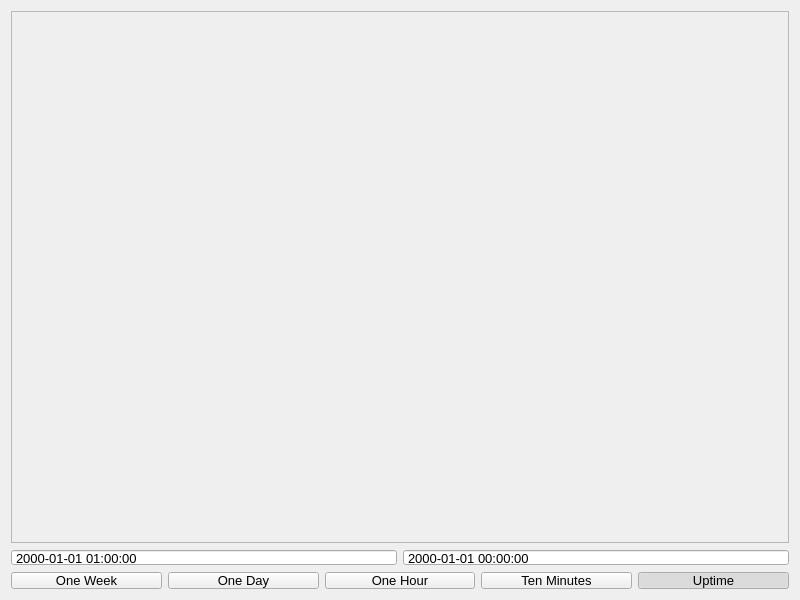
European-XFEL/Karabo, file src/pythonGui/karabogui/controllers/display/ui_trendline.ui: the form before one commit.
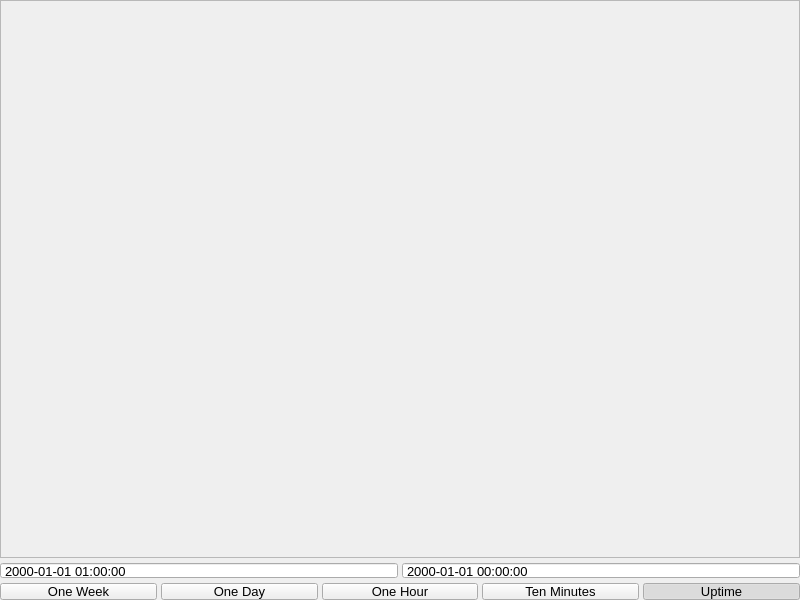
The form after the commit.

Commit message: GUI: Significantly decrease margins in trendline layout

Patch:
```diff
--- a/src/pythonGui/karabogui/controllers/display/ui_trendline.ui
+++ b/src/pythonGui/karabogui/controllers/display/ui_trendline.ui
@@ -14,9 +14,24 @@
    <string>Form</string>
   </property>
   <layout class="QVBoxLayout" name="verticalLayout">
+   <property name="spacing">
+    <number>4</number>
+   </property>
    <property name="sizeConstraint">
     <enum>QLayout::SetNoConstraint</enum>
    </property>
+   <property name="leftMargin">
+    <number>0</number>
+   </property>
+   <property name="topMargin">
+    <number>0</number>
+   </property>
+   <property name="rightMargin">
+    <number>0</number>
+   </property>
+   <property name="bottomMargin">
+    <number>0</number>
+   </property>
    <item>
     <widget class="QFrame" name="time_frame">
      <property name="sizePolicy">
```
